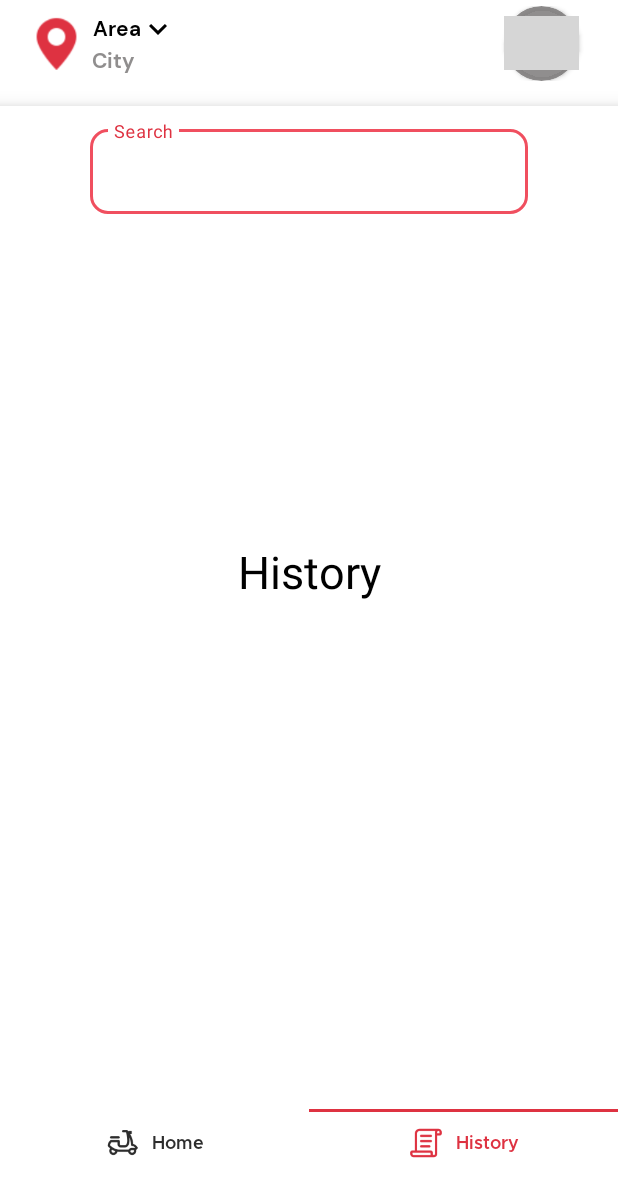
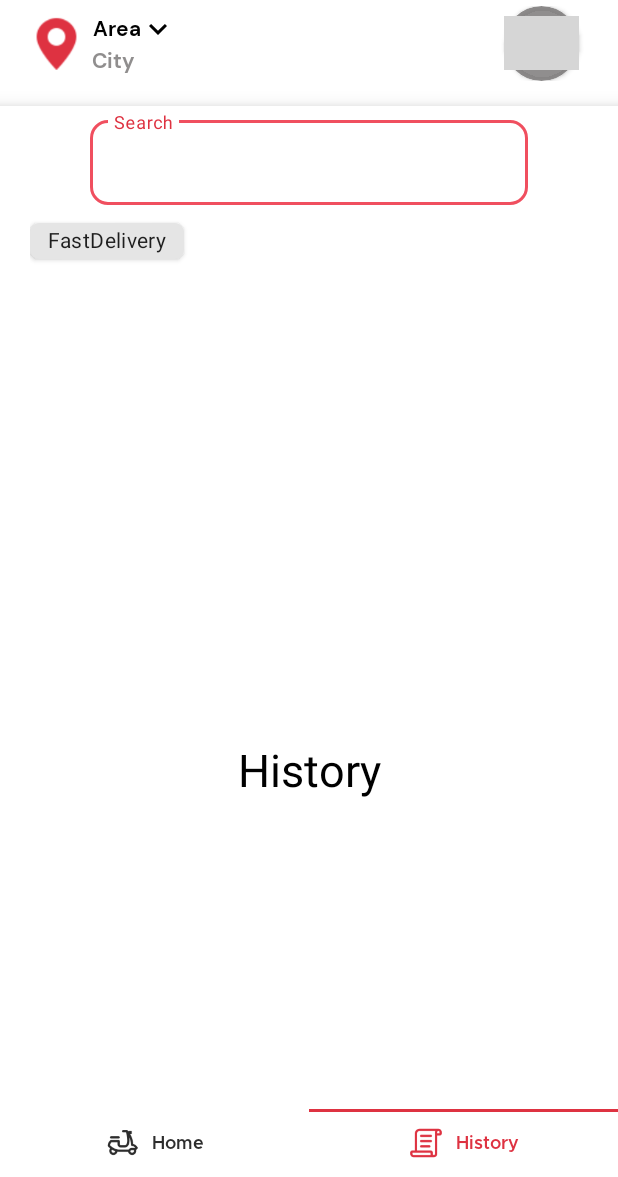
Before and after one commit to c1ph3rj/ZomatoClone, an Android app: the screen it shows after launch once a user with an empty profile is signed in (Dashboard), item 2 of the bottom bar chosen, on a phone screen of 412 x 824 dp, the part 59-1236 px from its top. Run offline under Robolectric (Android 15) with nearby library versions, the phone set to English and light mode, and no system bars; our stand-ins replace Firebase (no records; nobody signed in at launch, a user with empty details on screens opened directly); libraries missing offline, so code that uses them is left out: org.checkerframework.checker; grey boxes are pictures that could not be loaded.

Commit message:
commit on 5:56PM 07/11/2022

```diff
--- a/app/build.gradle
+++ b/app/build.gradle
@@ -45,6 +45,7 @@ dependencies {
     implementation 'androidx.appcompat:appcompat:1.5.1'
     implementation 'com.google.android.material:material:1.7.0'
     implementation 'androidx.constraintlayout:constraintlayout:2.1.4'
+    implementation 'androidx.legacy:legacy-support-v4:1.0.0'
     testImplementation 'junit:junit:4.13.2'
     androidTestImplementation 'androidx.test.ext:junit:1.1.3'
     androidTestImplementation 'androidx.test.espresso:espresso-core:3.4.0'
--- a/app/src/main/java/com/c1ph3r/zomatocloneuser/Adapter/BottomNavAdapter.java
+++ b/app/src/main/java/com/c1ph3r/zomatocloneuser/Adapter/BottomNavAdapter.java
@@ -1,4 +1,6 @@
 package com.c1ph3r.zomatocloneuser.Adapter;
+
+import android.view.MotionEvent;
 
 import androidx.annotation.NonNull;
 import androidx.fragment.app.Fragment;
@@ -10,7 +12,7 @@ import androidx.viewpager2.adapter.FragmentStateAdapter;
 import java.util.ArrayList;
 
 public class BottomNavAdapter extends FragmentStateAdapter {
-
+    boolean enabled;
     private ArrayList<Fragment> listOfFragments = new ArrayList<>();
 
     public BottomNavAdapter(@NonNull FragmentActivity fragmentActivity) {
@@ -33,4 +35,5 @@ public class BottomNavAdapter extends FragmentStateAdapter {
         listOfFragments.add(fragment);
     }
 
+
 }
--- /dev/null
+++ b/app/src/main/java/com/c1ph3r/zomatocloneuser/Adapter/FavItems.java
@@ -0,0 +1,45 @@
+package com.c1ph3r.zomatocloneuser.Adapter;
+
+import android.content.Context;
+import android.view.LayoutInflater;
+import android.view.View;
+import android.view.ViewGroup;
+
+import androidx.annotation.NonNull;
+import androidx.recyclerview.widget.RecyclerView;
+
+import com.c1ph3r.zomatocloneuser.R;
+
+public class FavItems extends RecyclerView.Adapter<FavItems.MyViewHolder> {
+private Context context;
+
+public FavItems(Context context){
+    this.context = context;
+}
+
+
+    @NonNull
+    @Override
+    public MyViewHolder onCreateViewHolder(@NonNull ViewGroup parent, int viewType) {
+        LayoutInflater inflater = LayoutInflater.from(context);
+        View view = inflater.inflate(R.layout.list_of_fav_items_layout, parent, false);
+        return new MyViewHolder(view );
+    }
+
+    @Override
+    public void onBindViewHolder(@NonNull MyViewHolder holder, int position) {
+
+    }
+
+    @Override
+    public int getItemCount() {
+        return 12;
+    }
+
+    public static class MyViewHolder extends RecyclerView.ViewHolder {
+
+        public MyViewHolder(@NonNull View itemView) {
+            super(itemView);
+        }
+    }
+}
--- a/app/src/main/java/com/c1ph3r/zomatocloneuser/Controller/AuthController.java
+++ /dev/null
@@ -1,4 +0,0 @@
-package com.c1ph3r.zomatocloneuser.Controller;
-
-public class AuthController {
-}
--- a/app/src/main/java/com/c1ph3r/zomatocloneuser/Dashboard.java
+++ b/app/src/main/java/com/c1ph3r/zomatocloneuser/Dashboard.java
@@ -101,6 +101,7 @@ public class Dashboard extends AppCompatActivity implements LocationListener {
             tab.setText(listOfNames[position]);
             tab.setIcon(AppCompatResources.getDrawable(Dashboard.this, listOfImages[position]));
         }).attach();
+        DASHBOARD.LayoutForFragments.setUserInputEnabled(false);
     }// End Of BottomNavigation.
 
 
--- a/app/src/main/java/com/c1ph3r/zomatocloneuser/Home.java
+++ b/app/src/main/java/com/c1ph3r/zomatocloneuser/Home.java
@@ -3,10 +3,14 @@ package com.c1ph3r.zomatocloneuser;
 import android.os.Bundle;
 
 import androidx.fragment.app.Fragment;
+import androidx.recyclerview.widget.LinearLayoutManager;
+import androidx.recyclerview.widget.RecyclerView;
 
 import android.view.LayoutInflater;
 import android.view.View;
 import android.view.ViewGroup;
+
+import com.c1ph3r.zomatocloneuser.Adapter.FavItems;
 
 public class Home extends Fragment {
 
@@ -17,6 +21,16 @@ public class Home extends Fragment {
     public View onCreateView(LayoutInflater inflater, ViewGroup container,
                              Bundle savedInstanceState) {
         // Inflate the layout for this fragment
-        return inflater.inflate(R.layout.fragment_home, container, false);
+        View view = inflater.inflate(R.layout.fragment_home, container, false);
+
+        if(view != null){
+            RecyclerView FavItemsList = view.findViewById(R.id.FavItems);
+            FavItems favItems = new FavItems(requireActivity());
+            FavItemsList.setAdapter(favItems);
+            FavItemsList.setLayoutManager(new LinearLayoutManager(getActivity(), LinearLayoutManager.HORIZONTAL, true));
+
+        }
+
+        return view;
     }
 }
--- a/app/src/main/java/com/c1ph3r/zomatocloneuser/Register.java
+++ b/app/src/main/java/com/c1ph3r/zomatocloneuser/Register.java
@@ -1,6 +1,5 @@
 package com.c1ph3r.zomatocloneuser;
 
-import androidx.annotation.NonNull;
 import androidx.appcompat.app.AppCompatActivity;
 
 import android.content.Intent;
@@ -9,7 +8,6 @@ import android.view.View;
 import android.widget.Toast;
 
 import com.c1ph3r.zomatocloneuser.databinding.ActivityRegisterBinding;
-import com.google.android.gms.tasks.OnFailureListener;
 import com.google.android.gms.tasks.OnSuccessListener;
 import com.google.firebase.auth.FirebaseAuth;
 import com.google.firebase.firestore.DocumentReference;
--- a/app/src/main/java/com/c1ph3r/zomatocloneuser/SplashScreen.java
+++ b/app/src/main/java/com/c1ph3r/zomatocloneuser/SplashScreen.java
@@ -14,6 +14,7 @@ import android.os.Bundle;
 import android.os.Handler;
 
 import com.c1ph3r.zomatocloneuser.FireBaseFireStore.DataBase;
+import com.c1ph3r.zomatocloneuser.Model.UserDetails;
 import com.google.android.gms.location.FusedLocationProviderClient;
 import com.google.android.gms.location.LocationServices;
 import com.google.android.gms.location.Priority;
@@ -40,6 +41,7 @@ public class SplashScreen extends AppCompatActivity {
         setContentView(R.layout.activity_splash_screen);
 
 
+
         if(FirebaseAuth.getInstance().getCurrentUser() == null)
             intent = new Intent(this, MainActivity.class);
         else {
@@ -50,9 +52,6 @@ public class SplashScreen extends AppCompatActivity {
             startActivity(intent);
             finish();
         }, LOADING_TIME);
-
-
-
     }
 
 
--- /dev/null
+++ b/app/src/main/res/icons/drawable/stars_ic.xml
@@ -0,0 +1,5 @@
+<vector android:height="24dp" android:tint="#000000"
+    android:viewportHeight="24" android:viewportWidth="24"
+    android:width="24dp" xmlns:android="http://schemas.android.com/apk/res/android">
+    <path android:fillColor="@android:color/white" android:pathData="M12,17.27L18.18,21l-1.64,-7.03L22,9.24l-7.19,-0.61L12,2 9.19,8.63 2,9.24l5.46,4.73L5.82,21z"/>
+</vector>
--- a/app/src/main/res/layout/activity_dashboard.xml
+++ b/app/src/main/res/layout/activity_dashboard.xml
@@ -108,7 +108,6 @@
             <LinearLayout
                 android:layout_width="match_parent"
                 android:layout_height="@dimen/H_110dp"
-                android:paddingTop="@dimen/P_6dp"
                 android:elevation="@dimen/E_8dp"
                 android:layout_gravity="bottom|center"
                 android:background="@color/white"
@@ -126,6 +125,21 @@
                         android:layout_height="wrap_content"
                         android:hint="@string/search_Text" />
                 </com.google.android.material.textfield.TextInputLayout>
+
+                <com.google.android.material.chip.ChipGroup
+                    android:layout_width="match_parent"
+                    android:layout_height="match_parent"
+                    android:paddingStart="20dp">
+
+                    <com.google.android.material.chip.Chip
+                        android:id="@+id/chip"
+                        app:chipCornerRadius="6dp"
+                        android:elevation="@dimen/E_2dp"
+                        style="@style/Widget.MaterialComponents.Chip.Filter"
+                        android:text="FastDelivery"
+                        android:layout_width="wrap_content"
+                        android:layout_height="wrap_content" />
+                </com.google.android.material.chip.ChipGroup>
 
             </LinearLayout>
 
--- a/app/src/main/res/values/colors.xml
+++ b/app/src/main/res/values/colors.xml
@@ -8,4 +8,5 @@
     <color name="black">#FF000000</color>
     <color name="white">#FFFFFFFF</color>
     <color name="lightWhite">#CD757373</color>
+    <color name="neonWhite">#F6F6F6</color>
 </resources>
--- a/app/src/main/res/values/dimens.xml
+++ b/app/src/main/res/values/dimens.xml
@@ -41,6 +41,11 @@
     <dimen name="H_276dp">276dp</dimen>
     <dimen name="TS_40sp">40sp</dimen>
     <dimen name="M_220dp">220dp</dimen>
+    <dimen name="W_200dp">200dp</dimen>
+    <dimen name="R_15dp">15dp</dimen>
+    <dimen name="P_20dp">20dp</dimen>
+    <dimen name="M_10dp">10dp</dimen>
+    <dimen name="M_20dp">20dp</dimen>
 
 
 </resources>
```
Also changed, not shown: app/src/main/java/com/c1ph3r/zomatocloneuser/FireBaseFireStore/DataBase.java (+4 -5 lines), app/src/main/res/drawable/ratings_background.xml (added, +11 -0 lines), app/src/main/res/layout/fragment_home.xml (+35 -9 lines), app/src/main/res/layout/list_of_fav_items_layout.xml (added, +118 -0 lines), app/src/main/res/icons/drawable/rupee_ic.png (added), app/src/main/res/icons/drawable/time_ic.png (added).
